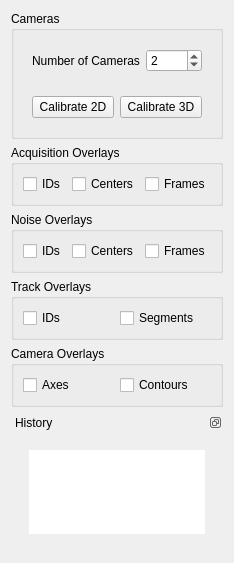
The window that src/gui/settings.ui (joshuaeckroth/SURV-I) describes before a commit, drawn with Qt 5.
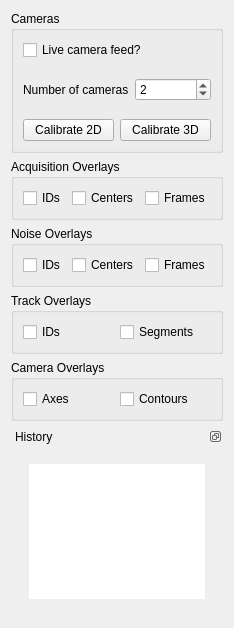
The same window after the commit.

Patch:
```diff
--- a/src/gui/settings.ui
+++ b/src/gui/settings.ui
@@ -6,7 +6,7 @@
     <x>0</x>
     <y>0</y>
     <width>220</width>
-    <height>563</height>
+    <height>628</height>
    </rect>
   </property>
   <property name="maximumSize" >
@@ -31,10 +31,45 @@
       <string>Cameras</string>
      </property>
      <layout class="QGridLayout" name="gridLayout_2" >
-      <item row="0" column="0" >
-       <layout class="QVBoxLayout" name="verticalLayout" >
+      <property name="margin" >
+       <number>0</number>
+      </property>
+      <property name="spacing" >
+       <number>0</number>
+      </property>
+      <item row="2" column="0" >
+       <widget class="QFrame" name="frame_2" >
+        <property name="frameShape" >
+         <enum>QFrame::NoFrame</enum>
+        </property>
+        <property name="frameShadow" >
+         <enum>QFrame::Plain</enum>
+        </property>
+        <layout class="QHBoxLayout" name="horizontalLayout_4" >
         <item>
-         <widget class="QFrame" name="frame" >
+          <layout class="QHBoxLayout" name="horizontalLayout_3" >
+           <item>
+            <widget class="QPushButton" name="calibrate2d_button" >
+             <property name="text" >
+              <string>Calibrate 2D</string>
+             </property>
+            </widget>
+           </item>
+           <item>
+            <widget class="QPushButton" name="calibrate3d_button" >
+             <property name="text" >
+              <string>Calibrate 3D</string>
+             </property>
+            </widget>
+           </item>
+          </layout>
+         </item>
+        </layout>
+        <zorder>frame_2</zorder>
+       </widget>
+      </item>
+      <item row="1" column="0" >
+       <widget class="QFrame" name="frame10" >
           <property name="frameShape" >
            <enum>QFrame::NoFrame</enum>
           </property>
@@ -47,7 +82,7 @@
              <item>
               <widget class="QLabel" name="label" >
                <property name="text" >
-                <string>Number of Cameras</string>
+              <string>Number of cameras</string>
                </property>
               </widget>
              </item>
@@ -69,34 +104,21 @@
           </layout>
          </widget>
         </item>
-       </layout>
-      </item>
-      <item row="1" column="0" >
-       <widget class="QFrame" name="frame_2" >
+      <item row="0" column="0" >
+       <widget class="QFrame" name="frame_3" >
         <property name="frameShape" >
          <enum>QFrame::NoFrame</enum>
         </property>
         <property name="frameShadow" >
-         <enum>QFrame::Plain</enum>
+         <enum>QFrame::Raised</enum>
         </property>
-        <layout class="QHBoxLayout" name="horizontalLayout_4" >
+        <layout class="QVBoxLayout" name="verticalLayout_3" >
          <item>
-          <layout class="QHBoxLayout" name="horizontalLayout_3" >
-           <item>
-            <widget class="QPushButton" name="calibrate2d_button" >
+          <widget class="QCheckBox" name="liveCheckBox" >
              <property name="text" >
-              <string>Calibrate 2D</string>
-             </property>
-            </widget>
-           </item>
-           <item>
-            <widget class="QPushButton" name="calibrate3d_button" >
-             <property name="text" >
-              <string>Calibrate 3D</string>
-             </property>
-            </widget>
-           </item>
-          </layout>
+            <string>Live camera feed?</string>
+           </property>
+          </widget>
          </item>
         </layout>
        </widget>
@@ -245,8 +267,8 @@
            <rect>
             <x>0</x>
             <y>0</y>
-            <width>168</width>
-            <height>108</height>
+            <width>184</width>
+            <height>147</height>
            </rect>
           </property>
           <layout class="QVBoxLayout" name="verticalLayout_7" >
```
Lines whose indentation alone changed are shown as unchanged.
